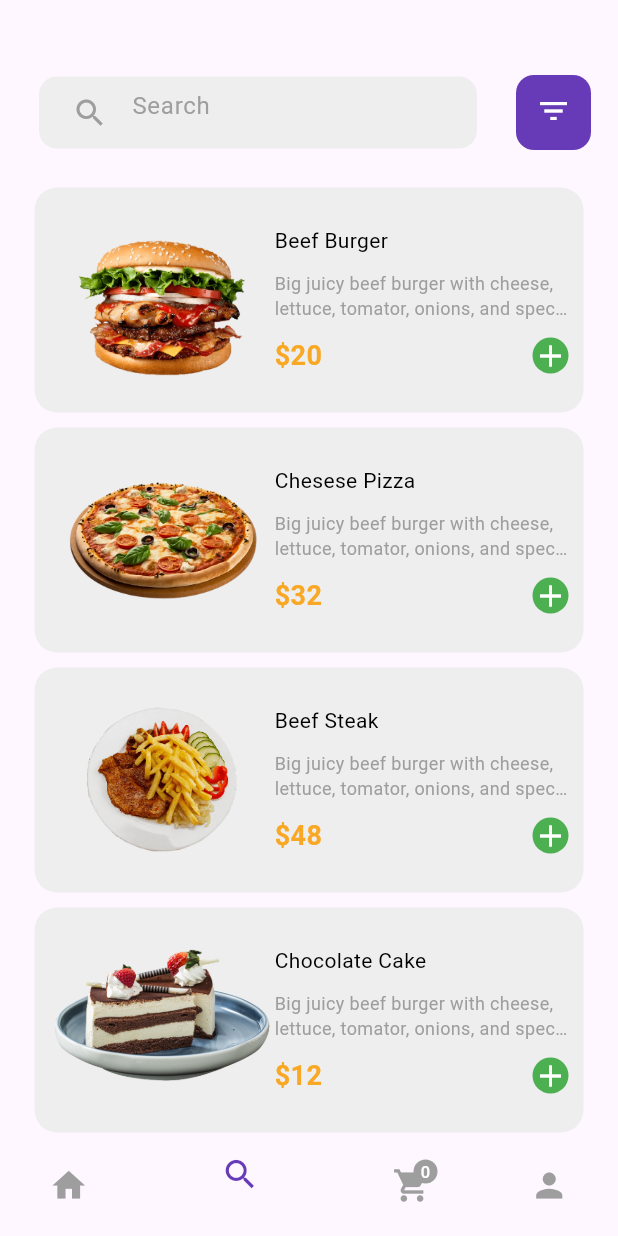
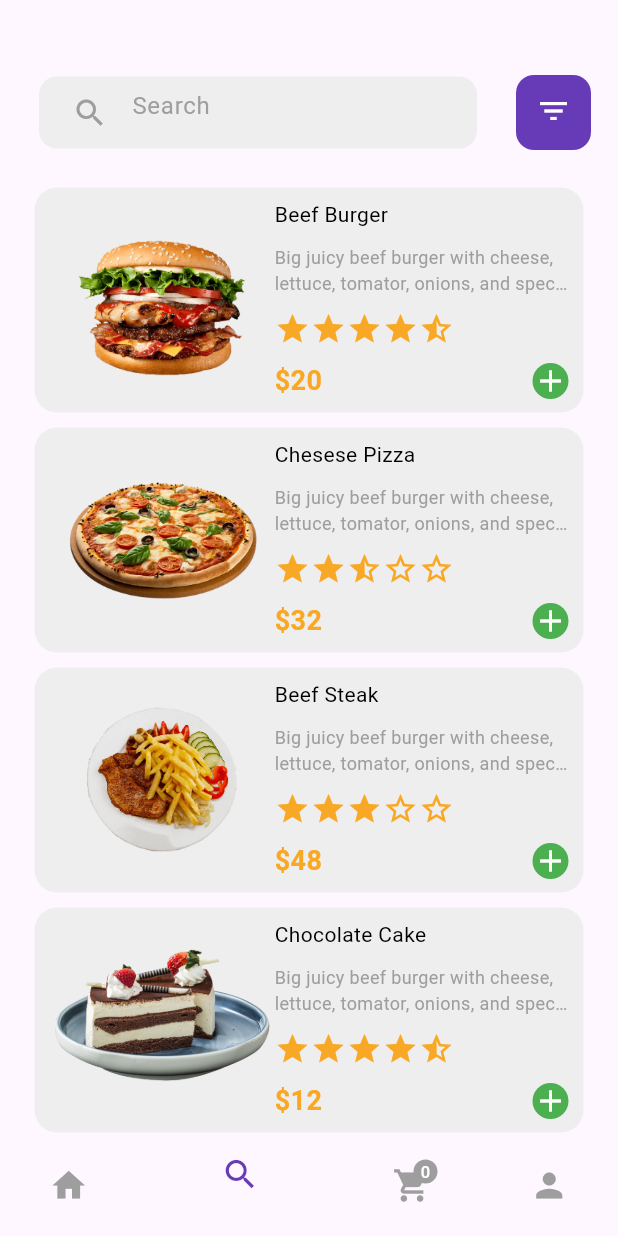
Before and after one commit to zetro-malik/Flutter-Food-Order-App, a Flutter app: the BottomNavigationView screen opened directly, item 2 of the bottom bar chosen, on a phone screen of 412 x 824 dp. Run offline on Flutter 3.47's test engine with Material 2 defaults, Android fonts, the phone set to English and light mode, and no system bars; our stand-ins replace get; missing offline and left inert: dart:ffi.

Commit message:
add search card UI

```diff
--- a/lib/helper/global_vars.dart
+++ b/lib/helper/global_vars.dart
@@ -1,10 +1,20 @@
 import 'package:food_order_ui/screens/cart/cart_model.dart';
+import 'package:food_order_ui/screens/menu/product_model.dart';
 import 'package:get/get.dart';
 
 class GlobalVars{
   static RxInt  cartItemCount = 5.obs;
   static RxList<CartItem> cartList = <CartItem>[].obs;
 
+
+
+  static List<Product> products = [
+    Product('asset/images/burger-removebg-preview.png', 'Beef Burger', 20, 'Big juicy beef burger with cheese, lettuce, tomator, onions, and special saucer!',4.8),
+    Product('asset/images/pizza.png', 'Chesese Pizza', 32, 'Big juicy beef burger with cheese, lettuce, tomator, onions, and special saucer!',2.8),
+    Product('asset/images/steak-removebg-preview.png', 'Beef Steak', 48, 'Big juicy beef burger with cheese, lettuce, tomator, onions, and special saucer!',3.2),
+    Product('asset/images/cake-removebg-preview.png', 'Chocolate Cake', 12, 'Big juicy beef burger with cheese, lettuce, tomator, onions, and special saucer!',4.8),
+    Product('asset/images/fries.png', 'French Fries', 4, 'Big juicy beef burger with cheese, lettuce, tomator, onions, and special saucer!',4.8),
+  ];
 
   static addCounter(index){
    cartList.value[index].quantity +=1;
@@ -25,4 +35,6 @@ class GlobalVars{
     cartList.refresh();
   }
 
+
+
 }
--- a/lib/screens/menu/menu_viewmodel.dart
+++ b/lib/screens/menu/menu_viewmodel.dart
@@ -1,6 +1,7 @@
 
 
 import 'package:flutter/material.dart';
+import 'package:food_order_ui/helper/global_vars.dart';
 import 'package:food_order_ui/screens/menu/product_model.dart';
 import 'package:get/get.dart';
 
@@ -8,14 +9,7 @@ class MenuModel extends GetxController with SingleGetTickerProviderMixin {
 
   RxInt selectedTab = 0.obs;
 
-  List<Product> products = [
-     Product('asset/images/burger-removebg-preview.png', 'Beef Burger', 20, 'Big juicy beef burger with cheese, lettuce, tomator, onions, and special saucer!',4.8),
-     Product('asset/images/pizza.png', 'Chesese Pizza', 32, 'Big juicy beef burger with cheese, lettuce, tomator, onions, and special saucer!',4.8),
-     Product('asset/images/steak-removebg-preview.png', 'Beef Steak', 48, 'Big juicy beef burger with cheese, lettuce, tomator, onions, and special saucer!',4.8),
-     Product('asset/images/cake-removebg-preview.png', 'Chocolate Cake', 12, 'Big juicy beef burger with cheese, lettuce, tomator, onions, and special saucer!',4.8),
-     Product('asset/images/fries.png', 'French Fries', 4, 'Big juicy beef burger with cheese, lettuce, tomator, onions, and special saucer!',4.8),
-
-  ];
+  List<Product> products = GlobalVars.products;
 
   List<Map<String, String>> tabViewItems = [
     {
--- a/lib/screens/search_food/search_food_view.dart
+++ b/lib/screens/search_food/search_food_view.dart
@@ -95,7 +95,10 @@ class SearchFoodView extends StatelessWidget {
   }
 
 
-  void _showFilterBottomSheet(BuildContext context) {
+
+
+
+   void _showFilterBottomSheet(BuildContext context) {
     showModalBottomSheet(
       isScrollControlled: true,
       context: context,
--- a/lib/screens/search_food/search_food_viewmodel.dart
+++ b/lib/screens/search_food/search_food_viewmodel.dart
@@ -1,6 +1,7 @@
 
 
 import 'package:flutter/material.dart';
+import 'package:food_order_ui/helper/global_vars.dart';
 import 'package:food_order_ui/screens/menu/product_model.dart';
 import 'package:get/get.dart';
 
@@ -11,13 +12,7 @@ class SearchFoodViewModel extends GetxController{
 
 
 
-  List<Product> products = [
-    Product('asset/images/burger-removebg-preview.png', 'Beef Burger', 20, 'Big juicy beef burger with cheese, lettuce, tomator, onions, and special saucer!',4.8),
-    Product('asset/images/pizza.png', 'Chesese Pizza', 32, 'Big juicy beef burger with cheese, lettuce, tomator, onions, and special saucer!',4.8),
-    Product('asset/images/steak-removebg-preview.png', 'Beef Steak', 48, 'Big juicy beef burger with cheese, lettuce, tomator, onions, and special saucer!',4.8),
-    Product('asset/images/cake-removebg-preview.png', 'Chocolate Cake', 12, 'Big juicy beef burger with cheese, lettuce, tomator, onions, and special saucer!',4.8),
-    Product('asset/images/fries.png', 'French Fries', 4, 'Big juicy beef burger with cheese, lettuce, tomator, onions, and special saucer!',4.8),
-  ];
+  List<Product> products = GlobalVars.products;
 
 
   List<Map<String, String>> tabViewItems = [
--- a/lib/widgets/product_cards.dart
+++ b/lib/widgets/product_cards.dart
@@ -55,6 +55,8 @@ class SearchCard extends StatelessWidget {
                   style: const TextStyle(color: Colors.grey,fontSize: 12),
                 ),
                 const SizedBox(height: 10),
+                getStarRating(viewModel.products[index].rating),
+                const SizedBox(height: 10),
                 Row(
                   mainAxisAlignment: MainAxisAlignment.spaceBetween,
                   children: [
@@ -86,6 +88,24 @@ class SearchCard extends StatelessWidget {
       ),
     );
   }
+
+
+  Widget getStarRating(double rating) {
+    int numStars = rating.floor();
+    return Row(
+      mainAxisSize: MainAxisSize.min,
+      children: List.generate(5, (index) {
+        if (index < numStars) {
+          return Icon(Icons.star, color: Colors.yellow[800]);
+        } else if (index == numStars && rating - numStars >= 0.5) {
+          return Icon(Icons.star_half, color: Colors.yellow[800]);
+        } else {
+          return Icon(Icons.star_border, color: Colors.yellow[800]);
+        }
+      }),
+    );
+  }
+
 }
 
 
--- a/pubspec.yaml
+++ b/pubspec.yaml
@@ -47,6 +47,7 @@ dev_dependencies:
   # package. See that file for information about deactivating specific lint
   # rules and activating additional ones.
   flutter_lints: ^2.0.0
+  add_to_cart_animation: ^2.0.3
 
 # For information on the generic Dart part of this file, see the
 # following page: https://dart.dev/tools/pub/pubspec
```
Also changed, not shown: pubspec.lock.
